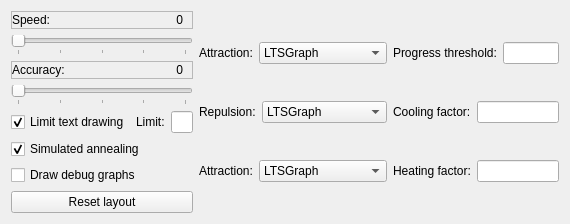
Above: tools/release/ltsgraph/advancedspringlayoutdialog.ui from mCRL2org/mCRL2 before the change. Below: the same form after it.
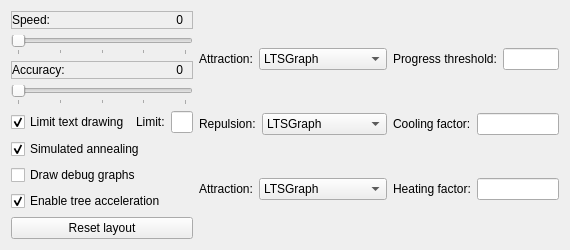
That is the form after the change.

Diff of the .ui file:
```diff
--- a/tools/release/ltsgraph/advancedspringlayoutdialog.ui
+++ b/tools/release/ltsgraph/advancedspringlayoutdialog.ui
@@ -10,7 +10,7 @@
     <x>0</x>
     <y>0</y>
     <width>570</width>
-    <height>214</height>
+    <height>236</height>
    </rect>
   </property>
   <property name="contextMenuPolicy">
@@ -209,6 +209,16 @@
        </property>
       </widget>
      </item>
+     <item>
+      <widget class="QCheckBox" name="chk_enableTree">
+       <property name="text">
+        <string>Enable tree acceleration</string>
+       </property>
+       <property name="checked">
+        <bool>true</bool>
+       </property>
+      </widget>
+     </item>
      <item>
       <widget class="QPushButton" name="cmd_reset_positions">
        <property name="text">
```
Left out of the diff: 3 changed lines with no effect on the pictures.
